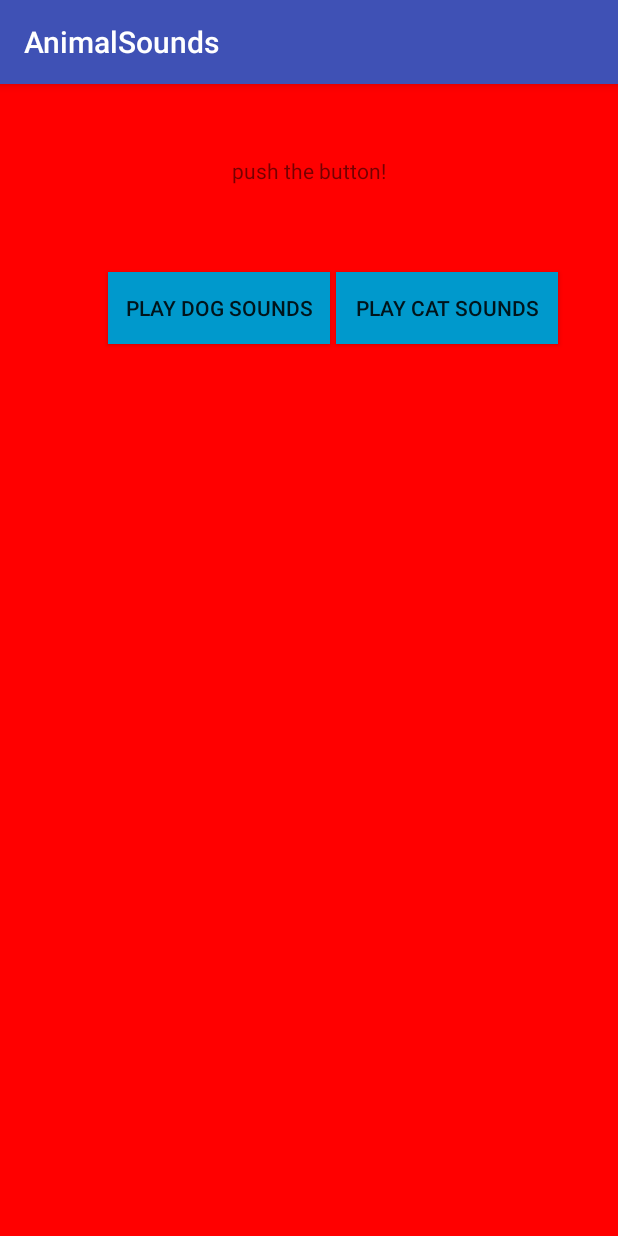
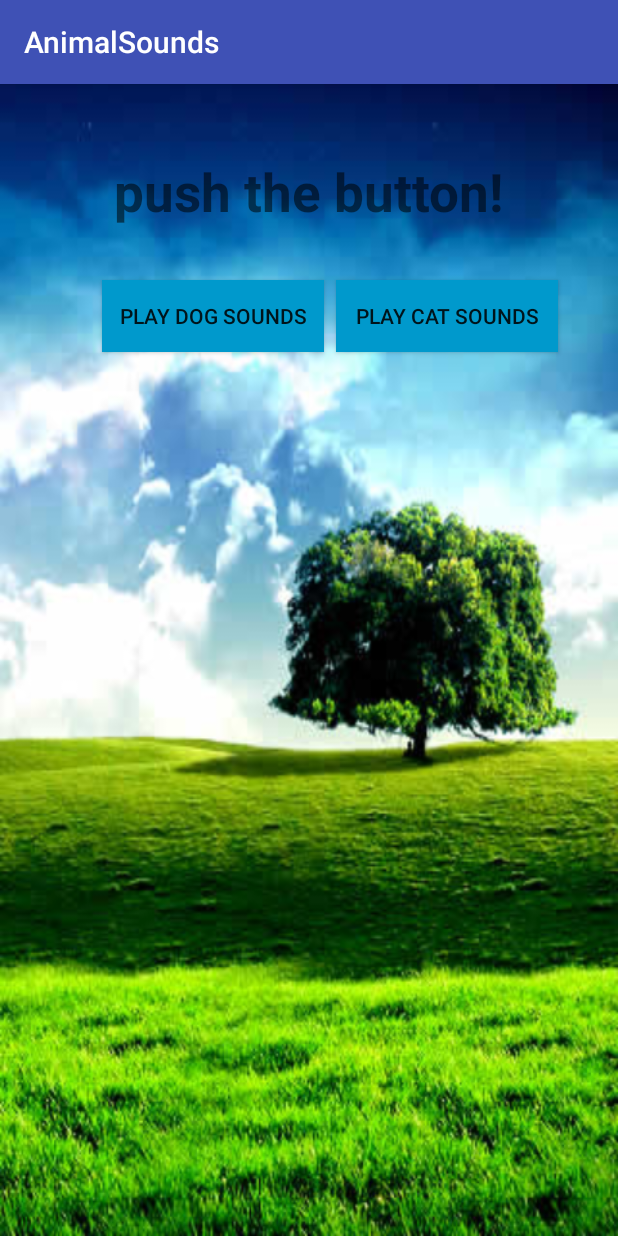
Before and after one commit to Rasti003/Android-Studio, an Android app: the screen it shows after launch (SoundButtonActivity), on a phone screen of 412 x 824 dp. Run offline under Robolectric (Android 15) with nearby library versions, the phone set to English and light mode, and no system bars.

Commit message:
- add background image -add laincher icon -styling text

```diff
--- a/AnimalSounds/app/src/main/res/layout/activity_sound_button.xml
+++ b/AnimalSounds/app/src/main/res/layout/activity_sound_button.xml
@@ -1,18 +1,27 @@
 <?xml version="1.0" encoding="utf-8"?>
+
+
+
 <RelativeLayout xmlns:android="http://schemas.android.com/apk/res/android"
 android:layout_width="fill_parent"
 android:layout_height="fill_parent"
-android:background="#ff0000">
+
+    android:background="@drawable/wallpaper">
     tools:context="com.example.przem.animalsounds.SoundButtonActivity">
 
     <TextView
+        android:id="@+id/textView"
         android:layout_width="wrap_content"
         android:layout_height="wrap_content"
-        android:text="@string/information_text"
-        android:id="@+id/textView"
         android:layout_alignParentTop="true"
         android:layout_centerHorizontal="true"
-        android:layout_marginTop="48dp" />
+        android:layout_marginTop="48dp"
+        android:text="@string/information_text"
+        android:textStyle="bold"
+        android:textSize="35dp"
+        />
+
+
 
     <Button
         android:id="@+id/button_cat"
@@ -32,8 +41,9 @@ android:background="#ff0000">
         android:layout_width="148dp"
         android:layout_height="48dp"
         android:layout_below="@+id/textView"
+        android:layout_marginTop="35dp"
         android:layout_marginLeft="40dp"
-        android:layout_marginTop="58dp"
+        android:layout_marginRight="4dp"
         android:layout_toStartOf="@+id/button_cat"
         android:background="@android:color/holo_blue_dark"
         android:text="@string/Dog_button"/>
```
Also changed, not shown: AnimalSounds/app/src/main/res/drawable/wallpaper.jpg (added), AnimalSounds/app/src/main/res/mipmap-hdpi/ic_launcher.png, AnimalSounds/app/src/main/res/mipmap-mdpi/ic_launcher.png, AnimalSounds/app/src/main/res/mipmap-xhdpi/ic_launcher.png, AnimalSounds/app/src/main/res/mipmap-xxhdpi/ic_launcher.png, AnimalSounds/app/src/main/res/mipmap-xxxhdpi/ic_launcher.png.
